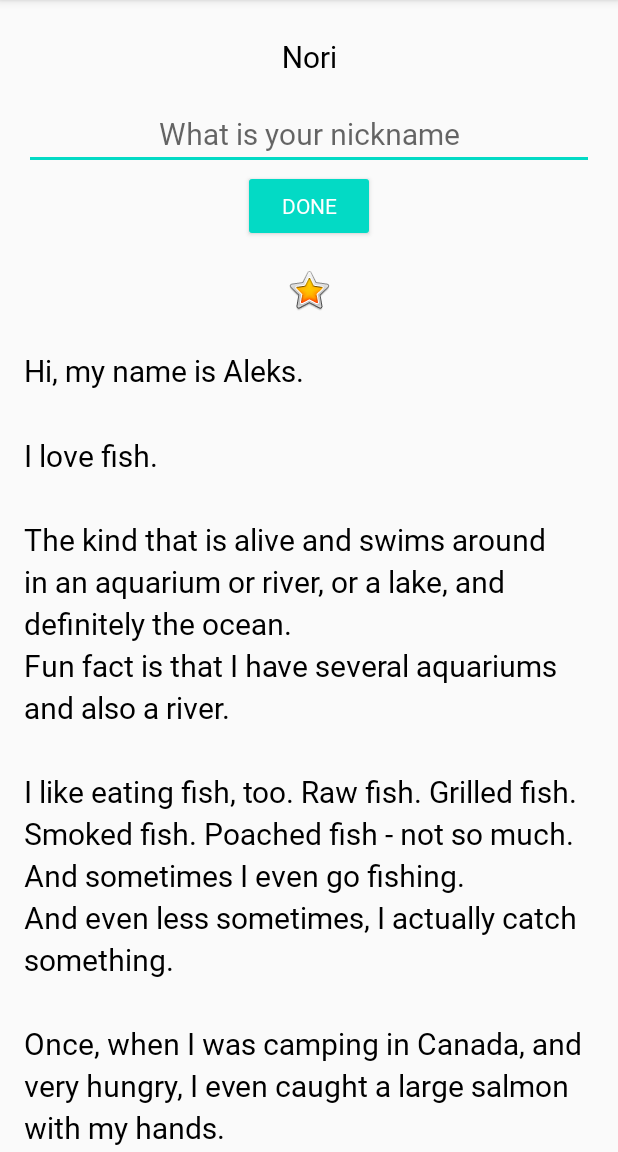
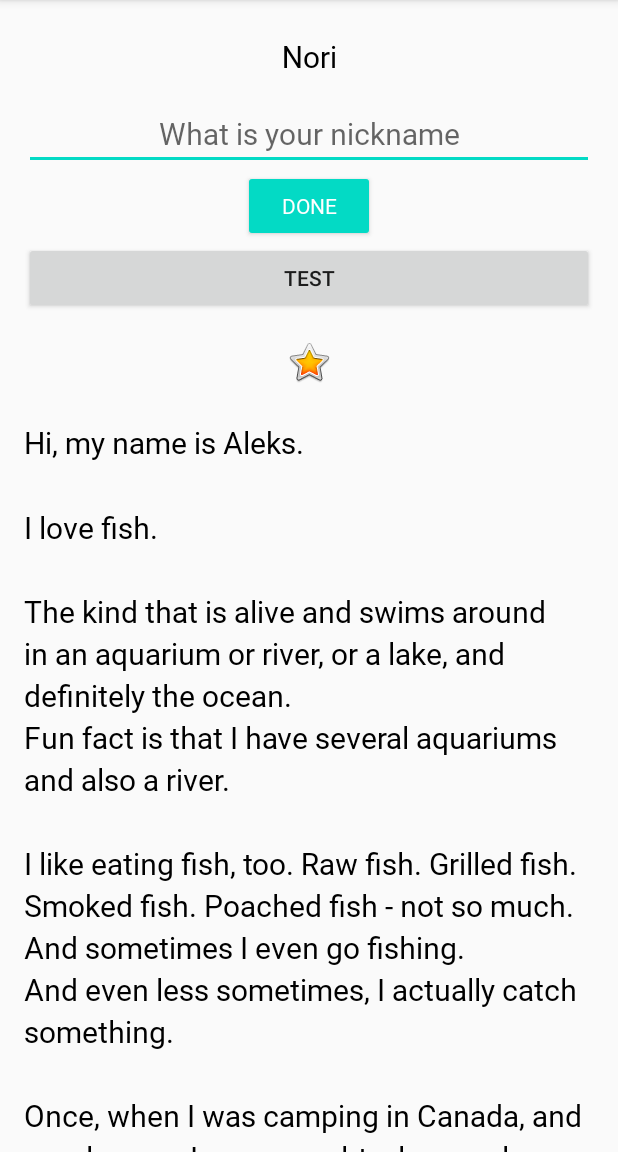
Before and after one commit to scute0001/AndroidExampleAboutMe, an Android app: the screen it shows after launch (MainActivity), on a phone screen of 412 x 824 dp, the part 84-1236 px from its top. Run offline under Robolectric (Android 15) with nearby library versions, the phone set to English and light mode, and no system bars; our stand-ins replace data binding.

Commit message:
add test button

```diff
--- a/app/src/main/res/layout/activity_main.xml
+++ b/app/src/main/res/layout/activity_main.xml
@@ -52,6 +52,12 @@
             android:visibility="gone"
             android:text="@={myName.nickname}"/>
 
+        <Button
+            android:id="@+id/button3"
+            android:layout_width="match_parent"
+            android:layout_height="wrap_content"
+            android:text="Test" />
+
         <ImageView
             android:id="@+id/star_image"
             android:layout_width="match_parent"
@@ -74,5 +80,17 @@
                 android:lineSpacingMultiplier="1.2"
                 android:text="@string/bio" />
         </ScrollView>
+
+        <Button
+            android:id="@+id/button"
+            android:layout_width="match_parent"
+            android:layout_height="wrap_content"
+            android:text="Button" />
+
+        <Button
+            android:id="@+id/button2"
+            android:layout_width="match_parent"
+            android:layout_height="wrap_content"
+            android:text="Button" />
     </LinearLayout>
 </layout>
```
